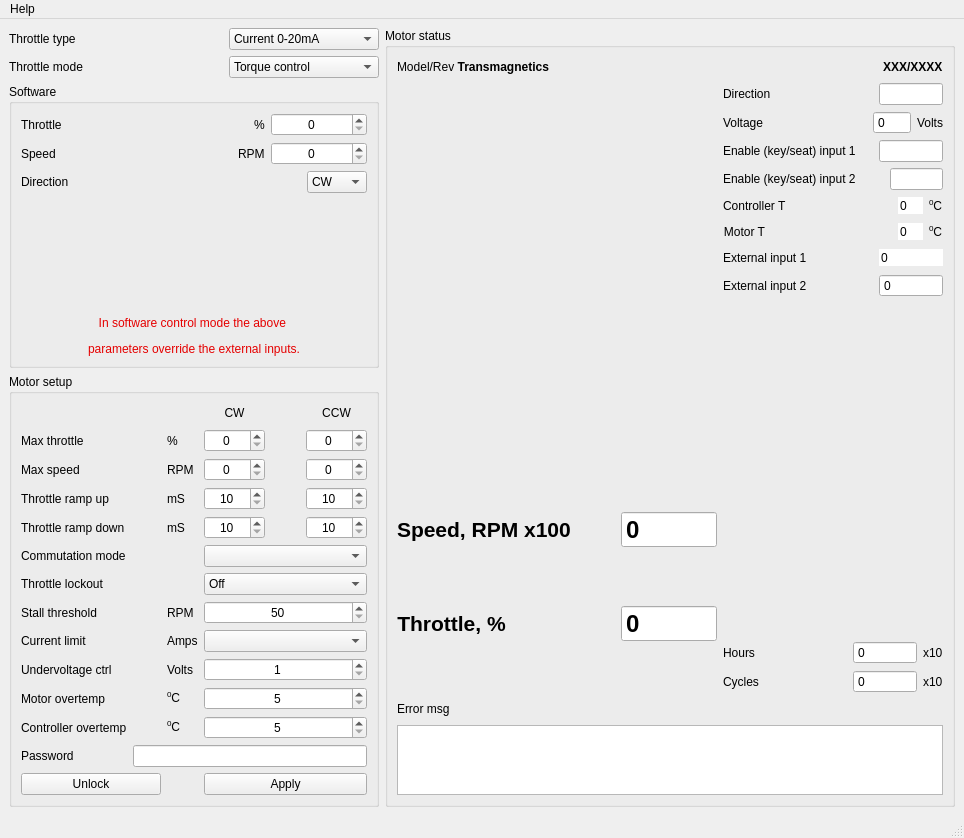
The window that software/application/src/moto.ui (z80/avrusb) describes before a commit, drawn with Qt 5.
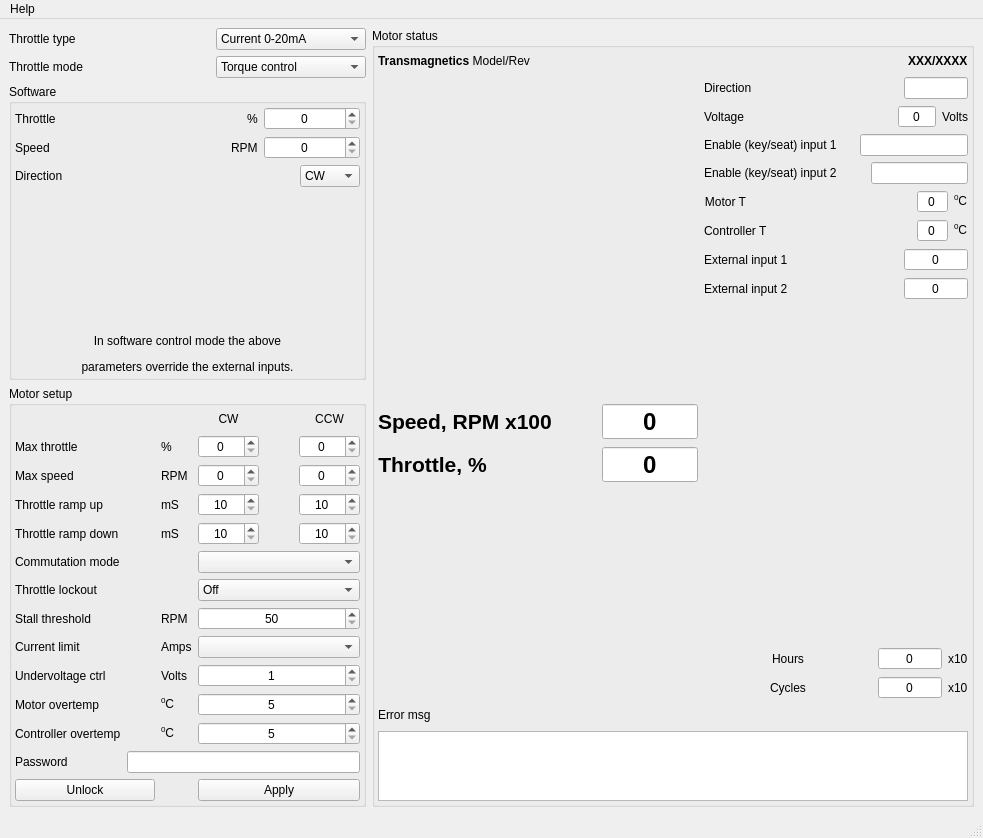
The same window after the commit. Custom widgets are drawn as their Qt base class.

Diff of the .ui file:
```diff
--- a/software/application/src/moto.ui
+++ b/software/application/src/moto.ui
@@ -6,7 +6,7 @@
    <rect>
     <x>0</x>
     <y>0</y>
-    <width>964</width>
+    <width>983</width>
     <height>838</height>
    </rect>
   </property>
@@ -79,12 +79,15 @@
        <string>Motor status</string>
       </property>
       <layout class="QVBoxLayout" name="verticalLayout_7" stretch="1,100,1">
+       <property name="margin">
+        <number>3</number>
+       </property>
        <item>
         <layout class="QHBoxLayout" name="horizontalLayout_13">
          <item>
           <widget class="QLabel" name="label_14">
            <property name="text">
-            <string>&lt;html&gt;&lt;head/&gt;&lt;body&gt;&lt;p&gt;Model/Rev &lt;span style=&quot; font-weight:600;&quot;&gt;Transmagnetics&lt;/span&gt;&lt;/p&gt;&lt;/body&gt;&lt;/html&gt;</string>
+            <string>&lt;html&gt;&lt;head/&gt;&lt;body&gt;&lt;p&gt;&lt;span style=&quot; font-weight:600;&quot;&gt;Transmagnetics &lt;/span&gt;Model/Rev&lt;/p&gt;&lt;/body&gt;&lt;/html&gt;</string>
            </property>
           </widget>
          </item>
@@ -171,6 +174,9 @@
                  <bold>true</bold>
                 </font>
                </property>
+               <property name="alignment">
+                <set>Qt::AlignCenter</set>
+               </property>
                <property name="readOnly">
                 <bool>true</bool>
                </property>
@@ -225,6 +231,9 @@
                  <bold>true</bold>
                 </font>
                </property>
+               <property name="alignment">
+                <set>Qt::AlignCenter</set>
+               </property>
                <property name="readOnly">
                 <bool>true</bool>
                </property>
@@ -235,6 +244,19 @@
              </item>
             </layout>
            </item>
+           <item>
+            <spacer name="verticalSpacer_2">
+             <property name="orientation">
+              <enum>Qt::Vertical</enum>
+             </property>
+             <property name="sizeHint" stdset="0">
+              <size>
+               <width>20</width>
+               <height>40</height>
+              </size>
+             </property>
+            </spacer>
+           </item>
           </layout>
          </item>
          <item>
@@ -303,6 +325,9 @@
                <property name="enabled">
                 <bool>true</bool>
                </property>
+               <property name="alignment">
+                <set>Qt::AlignCenter</set>
+               </property>
                <property name="readOnly">
                 <bool>true</bool>
                </property>
@@ -347,9 +372,15 @@
              </item>
              <item>
               <widget class="QLineEdit" name="enKeySeat_1">
+               <property name="minimumSize">
+                <size>
+                 <width>48</width>
+                 <height>0</height>
+                </size>
+               </property>
                <property name="maximumSize">
                 <size>
-                 <width>64</width>
+                 <width>16777215</width>
                  <height>16777215</height>
                 </size>
                </property>
@@ -384,9 +415,15 @@
              </item>
              <item>
               <widget class="QLineEdit" name="enKeySeat_2">
+               <property name="minimumSize">
+                <size>
+                 <width>48</width>
+                 <height>0</height>
+                </size>
+               </property>
                <property name="maximumSize">
                 <size>
-                 <width>64</width>
+                 <width>16777215</width>
                  <height>16777215</height>
                 </size>
                </property>
@@ -397,62 +434,6 @@
              </item>
             </layout>
            </item>
-           <item>
-            <layout class="QHBoxLayout" name="horizontalLayout_17">
-             <item>
-              <widget class="QLabel" name="label_23">
-               <property name="text">
-                <string>Controller T</string>
-               </property>
-              </widget>
-             </item>
-             <item>
-              <spacer name="horizontalSpacer_18">
-               <property name="orientation">
-                <enum>Qt::Horizontal</enum>
-               </property>
-               <property name="sizeHint" stdset="0">
-                <size>
-                 <width>40</width>
-                 <height>20</height>
-                </size>
-               </property>
-              </spacer>
-             </item>
-             <item>
-              <widget class="QSpinBox" name="controllerT">
-               <property name="enabled">
-                <bool>true</bool>
-               </property>
-               <property name="frame">
-                <bool>false</bool>
-               </property>
-               <property name="readOnly">
-                <bool>true</bool>
-               </property>
-               <property name="buttonSymbols">
-                <enum>QAbstractSpinBox::NoButtons</enum>
-               </property>
-               <property name="keyboardTracking">
-                <bool>true</bool>
-               </property>
-               <property name="minimum">
-                <number>-50</number>
-               </property>
-               <property name="maximum">
-                <number>150</number>
-               </property>
-              </widget>
-             </item>
-             <item>
-              <widget class="QLabel" name="label_40">
-               <property name="text">
-                <string>&lt;html&gt;&lt;head/&gt;&lt;body&gt;&lt;p&gt;&lt;span style=&quot; vertical-align:super;&quot;&gt;0&lt;/span&gt;C&lt;/p&gt;&lt;/body&gt;&lt;/html&gt;</string>
-               </property>
-              </widget>
-             </item>
-            </layout>
-           </item>
            <item>
             <layout class="QHBoxLayout" name="horizontalLayout_14">
              <item>
@@ -480,11 +461,8 @@
              </item>
              <item>
               <widget class="QSpinBox" name="motorT">
-               <property name="enabled">
-                <bool>true</bool>
-               </property>
-               <property name="frame">
-                <bool>false</bool>
+               <property name="alignment">
+                <set>Qt::AlignCenter</set>
                </property>
                <property name="readOnly">
                 <bool>true</bool>
@@ -509,6 +487,56 @@
              </item>
             </layout>
            </item>
+           <item>
+            <layout class="QHBoxLayout" name="horizontalLayout_17">
+             <item>
+              <widget class="QLabel" name="label_23">
+               <property name="text">
+                <string>Controller T</string>
+               </property>
+              </widget>
+             </item>
+             <item>
+              <spacer name="horizontalSpacer_18">
+               <property name="orientation">
+                <enum>Qt::Horizontal</enum>
+               </property>
+               <property name="sizeHint" stdset="0">
+                <size>
+                 <width>40</width>
+                 <height>20</height>
+                </size>
+               </property>
+              </spacer>
+             </item>
+             <item>
+              <widget class="QSpinBox" name="controllerT">
+               <property name="alignment">
+                <set>Qt::AlignCenter</set>
+               </property>
+               <property name="readOnly">
+                <bool>true</bool>
+               </property>
+               <property name="buttonSymbols">
+                <enum>QAbstractSpinBox::NoButtons</enum>
+               </property>
+               <property name="minimum">
+                <number>-50</number>
+               </property>
+               <property name="maximum">
+                <number>150</number>
+               </property>
+              </widget>
+             </item>
+             <item>
+              <widget class="QLabel" name="label_40">
+               <property name="text">
+                <string>&lt;html&gt;&lt;head/&gt;&lt;body&gt;&lt;p&gt;&lt;span style=&quot; vertical-align:super;&quot;&gt;0&lt;/span&gt;C&lt;/p&gt;&lt;/body&gt;&lt;/html&gt;</string>
+               </property>
+              </widget>
+             </item>
+            </layout>
+           </item>
            <item>
             <layout class="QHBoxLayout" name="horizontalLayout_23">
              <item>
@@ -539,21 +567,12 @@
                  <height>0</height>
                 </size>
                </property>
-               <property name="frame">
-                <bool>false</bool>
-               </property>
-               <property name="readOnly">
-                <bool>true</bool>
+               <property name="alignment">
+                <set>Qt::AlignCenter</set>
                </property>
                <property name="buttonSymbols">
                 <enum>QAbstractSpinBox::NoButtons</enum>
                </property>
-               <property name="minimum">
-                <number>0</number>
-               </property>
-               <property name="maximum">
-                <number>65535</number>
-               </property>
               </widget>
              </item>
             </layout>
@@ -588,6 +607,9 @@
                  <height>0</height>
                 </size>
                </property>
+               <property name="alignment">
+                <set>Qt::AlignCenter</set>
+               </property>
                <property name="readOnly">
                 <bool>true</bool>
                </property>
@@ -619,6 +641,19 @@
            </item>
            <item>
             <layout class="QHBoxLayout" name="horizontalLayout_11">
+             <item>
+              <spacer name="horizontalSpacer_16">
+               <property name="orientation">
+                <enum>Qt::Horizontal</enum>
+               </property>
+               <property name="sizeHint" stdset="0">
+                <size>
+                 <width>40</width>
+                 <height>20</height>
+                </size>
+               </property>
+              </spacer>
+             </item>
              <item>
               <widget class="QLabel" name="label_12">
                <property name="text">
@@ -647,6 +682,9 @@
                  <height>0</height>
                 </size>
                </property>
+               <property name="alignment">
+                <set>Qt::AlignCenter</set>
+               </property>
                <property name="readOnly">
                 <bool>true</bool>
                </property>
@@ -672,6 +710,19 @@
            </item>
            <item>
             <layout class="QHBoxLayout" name="horizontalLayout_12">
+             <item>
+              <spacer name="horizontalSpacer_23">
+               <property name="orientation">
+                <enum>Qt::Horizontal</enum>
+               </property>
+               <property name="sizeHint" stdset="0">
+                <size>
+                 <width>40</width>
+                 <height>20</height>
+                </size>
+               </property>
+              </spacer>
+             </item>
              <item>
               <widget class="QLabel" name="label_13">
                <property name="text">
@@ -700,6 +751,9 @@
                  <height>0</height>
                 </size>
                </property>
+               <property name="alignment">
+                <set>Qt::AlignCenter</set>
+               </property>
                <property name="readOnly">
                 <bool>true</bool>
                </property>
@@ -812,6 +866,9 @@
        <string>Software</string>
       </property>
       <layout class="QVBoxLayout" name="verticalLayout_3">
+       <property name="margin">
+        <number>3</number>
+       </property>
        <item>
         <layout class="QHBoxLayout" name="horizontalLayout_19">
          <item>
@@ -963,7 +1020,7 @@
        <item>
         <widget class="QLabel" name="label_44">
          <property name="text">
-          <string>&lt;html&gt;&lt;head/&gt;&lt;body&gt;&lt;p align=&quot;center&quot;&gt;&lt;span style=&quot; color:#e50000;&quot;&gt;In software control mode the above &lt;/span&gt;&lt;/p&gt;&lt;p align=&quot;center&quot;&gt;&lt;span style=&quot; color:#e50000;&quot;&gt;parameters override the external inputs.&lt;/span&gt;&lt;/p&gt;&lt;/body&gt;&lt;/html&gt;</string>
+          <string>&lt;html&gt;&lt;head/&gt;&lt;body&gt;&lt;p align=&quot;center&quot;&gt;In software control mode the above&lt;/p&gt;&lt;p align=&quot;center&quot;&gt;parameters override the external inputs.&lt;/p&gt;&lt;/body&gt;&lt;/html&gt;</string>
          </property>
          <property name="alignment">
           <set>Qt::AlignCenter</set>
@@ -979,6 +1036,9 @@
        <string>Motor setup</string>
       </property>
       <layout class="QVBoxLayout" name="verticalLayout">
+       <property name="margin">
+        <number>3</number>
+       </property>
        <item>
         <layout class="QGridLayout" name="gridLayout">
          <item row="1" column="3">
@@ -1460,7 +1520,7 @@
     <rect>
      <x>0</x>
      <y>0</y>
-     <width>964</width>
+     <width>983</width>
      <height>25</height>
     </rect>
    </property>
```
